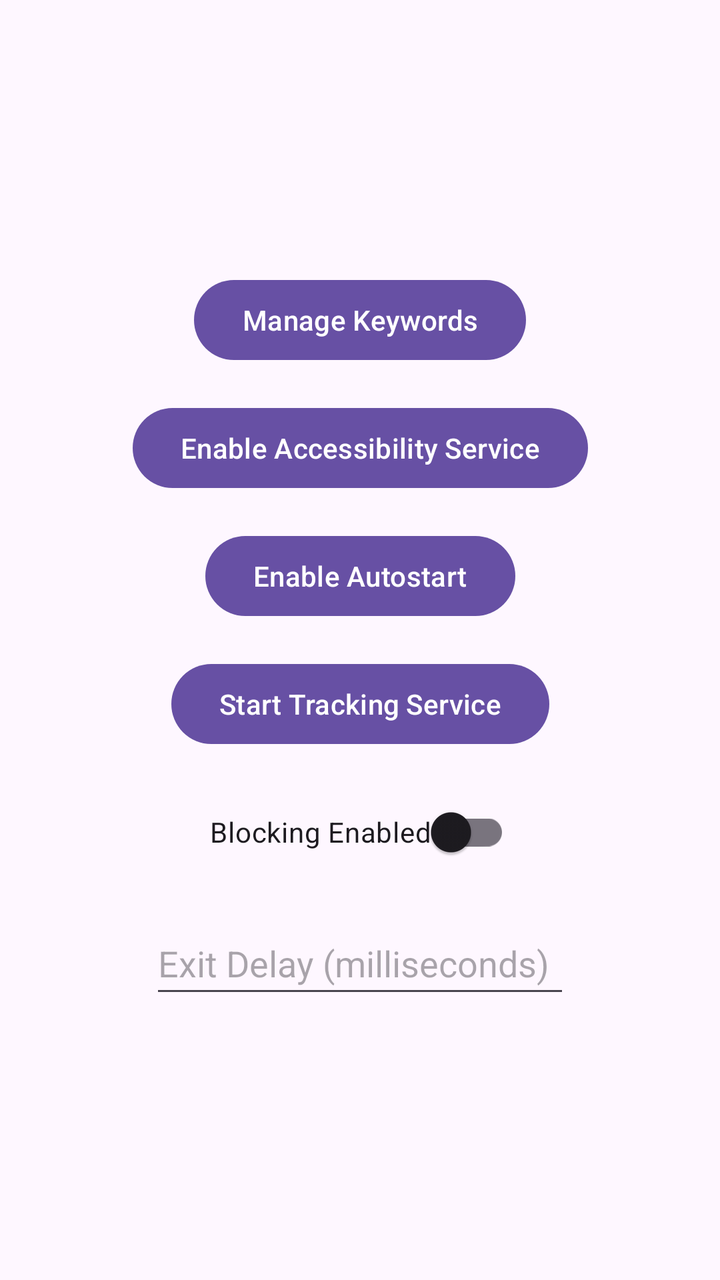
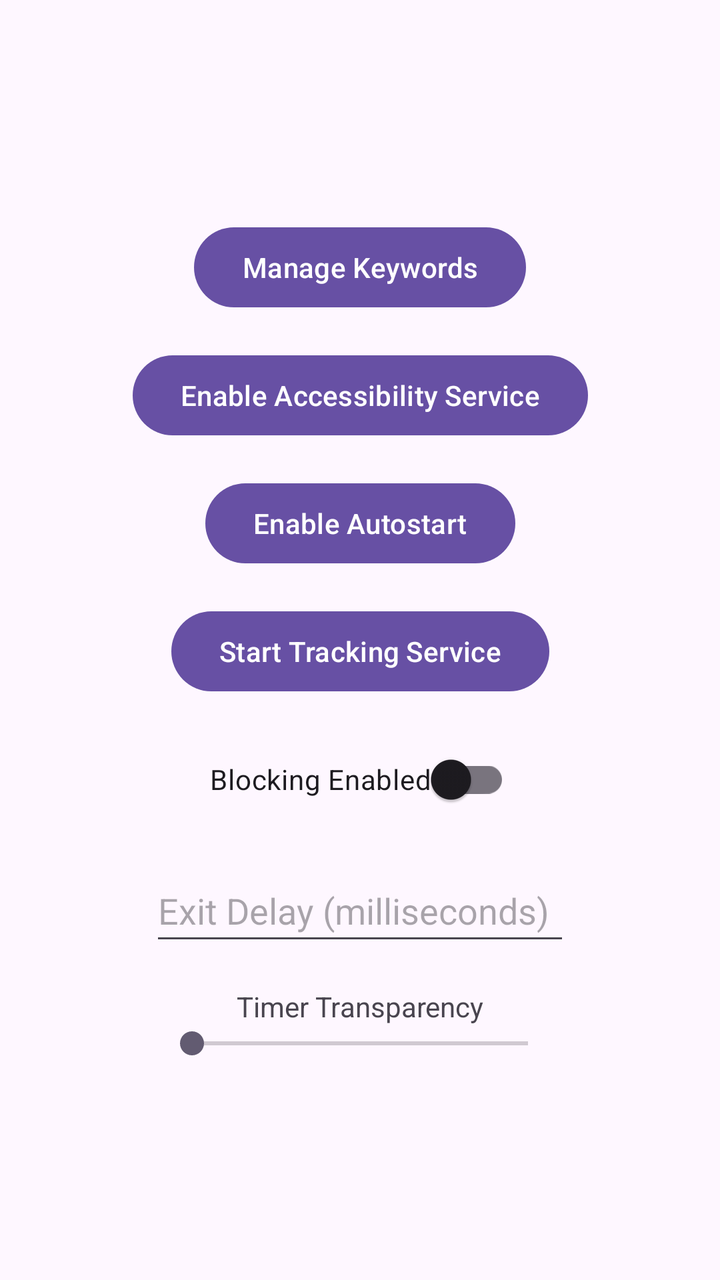

The first picture is an Android layout as it rendered before a commit; the second is the same layout after the commit. The layout source and the unified diff follow.
<!-- AndroidManifest.xml: application theme Theme.App_Blocker -->
<!-- res/layout/activity_main.xml -->
<?xml version="1.0" encoding="utf-8"?>
<androidx.constraintlayout.widget.ConstraintLayout xmlns:android="http://schemas.android.com/apk/res/android"
    xmlns:app="http://schemas.android.com/apk/res-auto"
    xmlns:tools="http://schemas.android.com/tools"
    android:id="@+id/main"
    android:layout_width="match_parent"
    android:layout_height="match_parent"
    tools:context=".MainActivity">

    <Button
        android:id="@+id/manageKeywordsButton"
        android:layout_width="wrap_content"
        android:layout_height="wrap_content"
        android:text="Manage Keywords"
        app:layout_constraintBottom_toTopOf="@+id/enableServiceButton"
        app:layout_constraintEnd_toEndOf="parent"
        app:layout_constraintStart_toStartOf="parent"
        app:layout_constraintTop_toTopOf="parent"
        app:layout_constraintVertical_chainStyle="packed" />

    <Button
        android:id="@+id/enableServiceButton"
        android:layout_width="wrap_content"
        android:layout_height="wrap_content"
        android:layout_marginTop="16dp"
        android:text="Enable Accessibility Service"
        app:layout_constraintBottom_toTopOf="@+id/enableAutostartButton"
        app:layout_constraintEnd_toEndOf="parent"
        app:layout_constraintStart_toStartOf="parent"
        app:layout_constraintTop_toBottomOf="@+id/manageKeywordsButton" />

    <Button
        android:id="@+id/enableAutostartButton"
        android:layout_width="wrap_content"
        android:layout_height="wrap_content"
        android:layout_marginTop="16dp"
        android:text="Enable Autostart"
        app:layout_constraintBottom_toTopOf="@+id/startTrackingButton"
        app:layout_constraintEnd_toEndOf="parent"
        app:layout_constraintStart_toStartOf="parent"
        app:layout_constraintTop_toBottomOf="@+id/enableServiceButton" />

    <Button
        android:id="@+id/startTrackingButton"
        android:layout_width="wrap_content"
        android:layout_height="wrap_content"
        android:layout_marginTop="16dp"
        android:text="Start Tracking Service"
        app:layout_constraintBottom_toTopOf="@+id/blockingSwitch"
        app:layout_constraintEnd_toEndOf="parent"
        app:layout_constraintStart_toStartOf="parent"
        app:layout_constraintTop_toBottomOf="@+id/enableAutostartButton" />

    <com.google.android.material.switchmaterial.SwitchMaterial
        android:id="@+id/blockingSwitch"
        android:layout_width="wrap_content"
        android:layout_height="wrap_content"
        android:layout_marginTop="16dp"
        android:text="Blocking Enabled"
        app:layout_constraintBottom_toTopOf="@+id/delayInput"
        app:layout_constraintEnd_toEndOf="parent"
        app:layout_constraintStart_toStartOf="parent"
        app:layout_constraintTop_toBottomOf="@+id/startTrackingButton" />

    <EditText
        android:id="@+id/delayInput"
        android:layout_width="wrap_content"
        android:layout_height="wrap_content"
        android:layout_marginTop="16dp"
        android:ems="10"
        android:hint="Exit Delay (milliseconds)"
        android:inputType="number"
        android:minHeight="48dp"
        app:layout_constraintBottom_toBottomOf="parent"
        app:layout_constraintEnd_toEndOf="parent"
        app:layout_constraintStart_toStartOf="parent"
        app:layout_constraintTop_toBottomOf="@+id/blockingSwitch" />

</androidx.constraintlayout.widget.ConstraintLayout>
<!-- resources referenced by this layout -->
<resources>
  <style name="Theme.App_Blocker" parent="Base.Theme.App_Blocker" />
  <style name="Base.Theme.App_Blocker" parent="Theme.Material3.DayNight.NoActionBar">
          
          
      </style>
</resources>

<!-- the commit's change to res/layout/activity_main.xml (unified diff, before → after) -->
@@ -71,9 +71,30 @@
         android:hint="Exit Delay (milliseconds)"
         android:inputType="number"
         android:minHeight="48dp"
-        app:layout_constraintBottom_toBottomOf="parent"
+        app:layout_constraintBottom_toTopOf="@+id/transparencyLabel"
         app:layout_constraintEnd_toEndOf="parent"
         app:layout_constraintStart_toStartOf="parent"
         app:layout_constraintTop_toBottomOf="@+id/blockingSwitch" />
 
+    <TextView
+        android:id="@+id/transparencyLabel"
+        android:layout_width="wrap_content"
+        android:layout_height="wrap_content"
+        android:layout_marginTop="16dp"
+        android:text="Timer Transparency"
+        app:layout_constraintBottom_toTopOf="@+id/transparencySeekBar"
+        app:layout_constraintEnd_toEndOf="parent"
+        app:layout_constraintStart_toStartOf="parent"
+        app:layout_constraintTop_toBottomOf="@+id/delayInput" />
+
+    <SeekBar
+        android:id="@+id/transparencySeekBar"
+        android:layout_width="200dp"
+        android:layout_height="wrap_content"
+        android:max="100"
+        app:layout_constraintBottom_toBottomOf="parent"
+        app:layout_constraintEnd_toEndOf="parent"
+        app:layout_constraintStart_toStartOf="parent"
+        app:layout_constraintTop_toBottomOf="@+id/transparencyLabel" />
+
 </androidx.constraintlayout.widget.ConstraintLayout>
